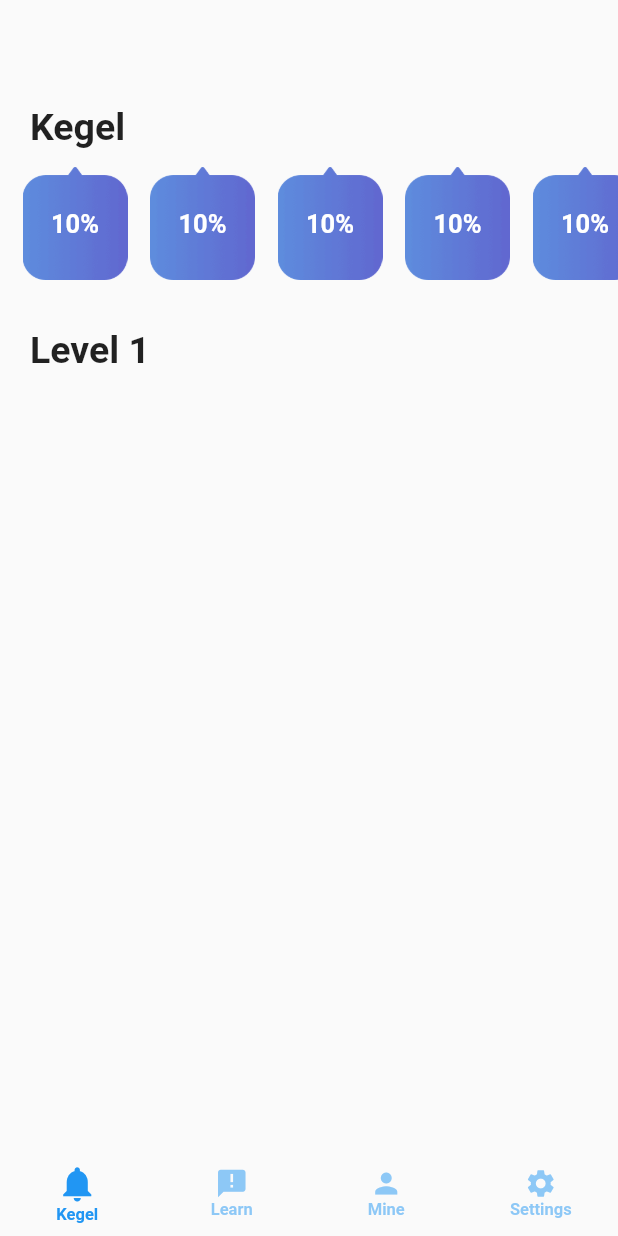
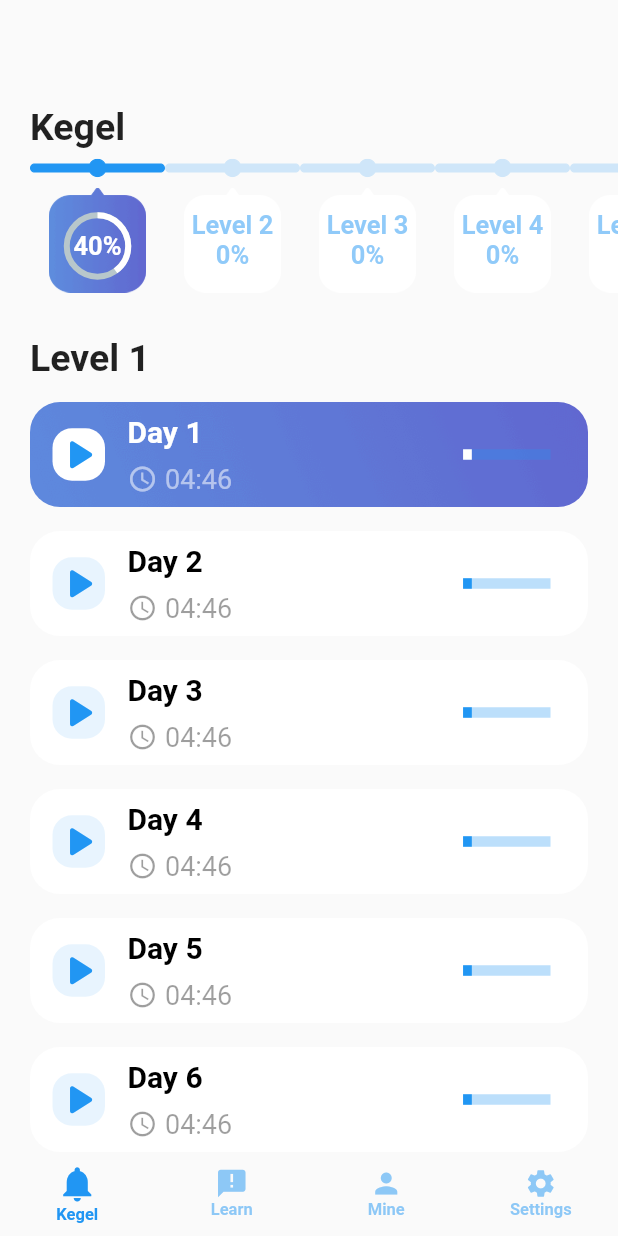
Before and after one commit to bobga/kegel_flutter_app, a Flutter app: the screen it shows after launch, on a phone screen of 412 x 824 dp. Run offline on Flutter 3.47's test engine with Material 2 defaults, Android fonts, the phone set to English and light mode, and no system bars; drawn by our look-alikes of percent_indicator; our stand-ins replace carousel_slider, dots_indicator, flutter_svg, mvc_pattern; missing offline and left inert: global_configuration.

Commit message:
Kegel commit step 2

```diff
--- a/lib/pages/KegelWidget.dart
+++ b/lib/pages/KegelWidget.dart
@@ -1,4 +1,6 @@
 import 'package:flutter/material.dart';
+import 'package:flutter_svg/flutter_svg.dart';
+import 'package:percent_indicator/percent_indicator.dart';
 
 class KegelWidget extends StatefulWidget {
   final GlobalKey<ScaffoldState> parentScaffoldKey;
@@ -8,16 +10,142 @@ class KegelWidget extends StatefulWidget {
 }
 
 class _KegelWidgetState extends State<KegelWidget> {
+  int _selectLevel = 0;
+  int _selectDay = 0;
+
+  @override
+  void initState() {
+    super.initState();
+  }
+
   @override
   Widget build(BuildContext context) {
     final screenSize = MediaQuery.of(context).size;
     return Scaffold(
       body: Stack(
         children: [
+          Container(
+            padding: EdgeInsets.only(
+              top: 260,
+            ),
+            child: ListView.builder(
+              itemCount: 10,
+              itemBuilder: (BuildContext context, int index) {
+                return Padding(
+                  padding: const EdgeInsets.symmetric(
+                    horizontal: 20,
+                    vertical: 8,
+                  ),
+                  child: Container(
+                    padding: EdgeInsets.symmetric(
+                      horizontal: 15,
+                    ),
+                    height: 70,
+                    width: screenSize.width * 0.8,
+                    decoration: _selectDay == index
+                        ? BoxDecoration(
+                            borderRadius: BorderRadius.circular(20),
+                            image: DecorationImage(
+                              image: AssetImage(
+                                "assets/img/bg_learn_card1_blue.png",
+                              ),
+                              fit: BoxFit.cover,
+                            ),
+                          )
+                        : BoxDecoration(
+                            borderRadius: BorderRadius.circular(20),
+                            color: Colors.white,
+                          ),
+                    child: Row(
+                      mainAxisAlignment: MainAxisAlignment.spaceBetween,
+                      crossAxisAlignment: CrossAxisAlignment.center,
+                      children: [
+                        Row(
+                          children: [
+                            Container(
+                              decoration: BoxDecoration(
+                                borderRadius: BorderRadius.circular(13),
+                                color: _selectDay == index
+                                    ? Colors.white
+                                    : Theme.of(context)
+                                        .primaryColor
+                                        .withOpacity(0.1),
+                              ),
+                              child: Icon(
+                                Icons.play_arrow_rounded,
+                                size: 35,
+                                color: Theme.of(context).primaryColor,
+                              ),
+                            ),
+                            SizedBox(
+                              width: 15,
+                            ),
+                            Column(
+                              crossAxisAlignment: CrossAxisAlignment.start,
+                              mainAxisAlignment: MainAxisAlignment.center,
+                              children: [
+                                Text(
+                                  "Day ${index + 1}",
+                                  style: TextStyle(
+                                    color: _selectDay == index
+                                        ? Colors.white
+                                        : Colors.black,
+                                    fontSize: 20,
+                                    fontWeight: FontWeight.bold,
+                                  ),
+                                ),
+                                SizedBox(
+                                  height: 10,
+                                ),
+                                Row(
+                                  children: [
+                                    Icon(
+                                      Icons.schedule,
+                                      color: _selectDay == index
+                                          ? Colors.white54
+                                          : Colors.black38,
+                                      size: 20,
+                                    ),
+                                    SizedBox(
+                                      width: 5,
+                                    ),
+                                    Text(
+                                      "04:46",
+                                      style: TextStyle(
+                                        color: _selectDay == index
+                                            ? Colors.white54
+                                            : Colors.black38,
+                                        fontSize: 18,
+                                      ),
+                                    ),
+                                  ],
+                                )
+                              ],
+                            ),
+                          ],
+                        ),
+                        Container(
+                          child: LinearPercentIndicator(
+                            width: screenSize.width * 0.19,
+                            lineHeight: 7.0,
+                            percent: 0.1,
+                            backgroundColor:
+                                Theme.of(context).primaryColor.withOpacity(0.3),
+                            progressColor: _selectDay == index
+                                ? Colors.white
+                                : Theme.of(context).primaryColor,
+                          ),
+                        ),
+                      ],
+                    ),
+                  ),
+                );
+              },
+            ),
+          ),
           Positioned(
             top: 0,
-            child: Container(
-              height: screenSize.height / 3,
+            height: 260,
             width: screenSize.width,
             // color: Colors.blue,
             child: Column(
@@ -27,6 +155,7 @@ class _KegelWidgetState extends State<KegelWidget> {
                   padding: const EdgeInsets.only(
                     top: 70,
                     left: 20,
+                    bottom: 5,
                   ),
                   child: Text(
                     "Kegel",
@@ -39,13 +168,40 @@ class _KegelWidgetState extends State<KegelWidget> {
                 Container(
                   width: screenSize.width,
                   height: 100,
-                    child: ListView(
-                      // This next line does the trick.
+                  child: ListView.builder(
                     scrollDirection: Axis.horizontal,
-                      children: <Widget>[
-                        Padding(
-                          padding: const EdgeInsets.only(left: 15.0),
-                          child: Container(
+                    itemCount: 10,
+                    itemBuilder: (BuildContext context, int index) {
+                      return InkWell(
+                        onTap: () {
+                          setState(() {
+                            _selectLevel = index;
+                          });
+                        },
+                        child: Padding(
+                          padding: index == 0
+                              ? EdgeInsets.only(left: 20)
+                              : index == 9
+                                  ? EdgeInsets.only(right: 20)
+                                  : EdgeInsets.zero,
+                          child: Column(
+                            children: [
+                              SizedBox(
+                                width: 90,
+                                child: SvgPicture.asset(
+                                  "assets/img/progressbar.svg",
+                                  color: _selectDay >= index
+                                      ? Theme.of(context).primaryColor
+                                      : Theme.of(context)
+                                          .primaryColor
+                                          .withOpacity(0.2),
+                                ),
+                              ),
+                              SizedBox(
+                                height: 5,
+                              ),
+                              _selectLevel == index
+                                  ? Container(
                                       height: 70,
                                       width: 70,
                                       decoration: BoxDecoration(
@@ -57,243 +213,57 @@ class _KegelWidgetState extends State<KegelWidget> {
                                         ),
                                       ),
                                       child: Center(
-                              child: Text(
-                                "10%",
+                                        child: Padding(
+                                          padding:
+                                              const EdgeInsets.only(top: 8.0),
+                                          child: CircularPercentIndicator(
+                                            radius: 45.0,
+                                            lineWidth: 4.0,
+                                            percent: 0.4,
+                                            center: Text(
+                                              "40%",
                                               style: TextStyle(
                                                 color: Colors.white,
                                                 fontWeight: FontWeight.bold,
                                                 fontSize: 17,
                                               ),
                                             ),
+                                            progressColor: Colors.white,
                                           ),
                                         ),
                                       ),
-                        Padding(
-                          padding: const EdgeInsets.only(left: 15.0),
-                          child: Container(
+                                    )
+                                  : Container(
                                       height: 70,
                                       width: 70,
                                       decoration: BoxDecoration(
                                         image: DecorationImage(
                                           image: AssetImage(
-                                  "assets/img/bg_level_select_blue.png",
+                                            "assets/img/bg_level.png",
                                           ),
                                           fit: BoxFit.contain,
                                         ),
                                       ),
                                       child: Center(
                                         child: Text(
-                                "10%",
+                                          "Level ${index + 1} \n"
+                                          "0%",
+                                          textAlign: TextAlign.center,
                                           style: TextStyle(
-                                  color: Colors.white,
+                                            color: Theme.of(context)
+                                                .primaryColor
+                                                .withOpacity(0.5),
+                                            fontSize: 17,
                                             fontWeight: FontWeight.bold,
-                                  fontSize: 17,
-                                ),
-                              ),
-                            ),
-                          ),
-                        ),
-                        Padding(
-                          padding: const EdgeInsets.only(left: 15.0),
-                          child: Container(
-                            height: 70,
-                            width: 70,
-                            decoration: BoxDecoration(
-                              image: DecorationImage(
-                                image: AssetImage(
-                                  "assets/img/bg_level_select_blue.png",
-                                ),
-                                fit: BoxFit.contain,
-                              ),
-                            ),
-                            child: Center(
-                              child: Text(
-                                "10%",
-                                style: TextStyle(
-                                  color: Colors.white,
-                                  fontWeight: FontWeight.bold,
-                                  fontSize: 17,
-                                ),
-                              ),
-                            ),
-                          ),
-                        ),
-                        Padding(
-                          padding: const EdgeInsets.only(left: 15.0),
-                          child: Container(
-                            height: 70,
-                            width: 70,
-                            decoration: BoxDecoration(
-                              image: DecorationImage(
-                                image: AssetImage(
-                                  "assets/img/bg_level_select_blue.png",
-                                ),
-                                fit: BoxFit.contain,
-                              ),
-                            ),
-                            child: Center(
-                              child: Text(
-                                "10%",
-                                style: TextStyle(
-                                  color: Colors.white,
-                                  fontWeight: FontWeight.bold,
-                                  fontSize: 17,
-                                ),
-                              ),
-                            ),
-                          ),
-                        ),
-                        Padding(
-                          padding: const EdgeInsets.only(left: 15.0),
-                          child: Container(
-                            height: 70,
-                            width: 70,
-                            decoration: BoxDecoration(
-                              image: DecorationImage(
-                                image: AssetImage(
-                                  "assets/img/bg_level_select_blue.png",
-                                ),
-                                fit: BoxFit.contain,
-                              ),
-                            ),
-                            child: Center(
-                              child: Text(
-                                "10%",
-                                style: TextStyle(
-                                  color: Colors.white,
-                                  fontWeight: FontWeight.bold,
-                                  fontSize: 17,
-                                ),
-                              ),
-                            ),
-                          ),
-                        ),
-                        Padding(
-                          padding: const EdgeInsets.only(left: 15.0),
-                          child: Container(
-                            height: 70,
-                            width: 70,
-                            decoration: BoxDecoration(
-                              image: DecorationImage(
-                                image: AssetImage(
-                                  "assets/img/bg_level_select_blue.png",
-                                ),
-                                fit: BoxFit.contain,
-                              ),
-                            ),
-                            child: Center(
-                              child: Text(
-                                "10%",
-                                style: TextStyle(
-                                  color: Colors.white,
-                                  fontWeight: FontWeight.bold,
-                                  fontSize: 17,
-                                ),
-                              ),
-                            ),
-                          ),
-                        ),
-                        Padding(
-                          padding: const EdgeInsets.only(left: 15.0),
-                          child: Container(
-                            height: 70,
-                            width: 70,
-                            decoration: BoxDecoration(
-                              image: DecorationImage(
-                                image: AssetImage(
-                                  "assets/img/bg_level_select_blue.png",
-                                ),
-                                fit: BoxFit.contain,
-                              ),
-                            ),
-                            child: Center(
-                              child: Text(
-                                "10%",
-                                style: TextStyle(
-                                  color: Colors.white,
-                                  fontWeight: FontWeight.bold,
-                                  fontSize: 17,
-                                ),
-                              ),
-                            ),
-                          ),
-                        ),
-                        Padding(
-                          padding: const EdgeInsets.only(left: 15.0),
-                          child: Container(
-                            height: 70,
-                            width: 70,
-                            decoration: BoxDecoration(
-                              image: DecorationImage(
-                                image: AssetImage(
-                                  "assets/img/bg_level_select_blue.png",
-                                ),
-                                fit: BoxFit.contain,
-                              ),
-                            ),
-                            child: Center(
-                              child: Text(
-                                "10%",
-                                style: TextStyle(
-                                  color: Colors.white,
-                                  fontWeight: FontWeight.bold,
-                                  fontSize: 17,
-                                ),
-                              ),
-                            ),
-                          ),
-                        ),
-                        Padding(
-                          padding: const EdgeInsets.only(left: 15.0),
-                          child: Container(
-                            height: 70,
-                            width: 70,
-                            decoration: BoxDecoration(
-                              image: DecorationImage(
-                                image: AssetImage(
-                                  "assets/img/bg_level_select_blue.png",
-                                ),
-                                fit: BoxFit.contain,
-                              ),
-                            ),
-                            child: Center(
-                              child: Text(
-                                "10%",
-                                style: TextStyle(
-                                  color: Colors.white,
-                                  fontWeight: FontWeight.bold,
-                                  fontSize: 17,
-                                ),
-                              ),
-                            ),
-                          ),
-                        ),
-                        Padding(
-                          padding: const EdgeInsets.only(left: 15.0),
-                          child: Container(
-                            height: 70,
-                            width: 70,
-                            decoration: BoxDecoration(
-                              image: DecorationImage(
-                                image: AssetImage(
-                                  "assets/img/bg_level_select_blue.png",
-                                ),
-                                fit: BoxFit.contain,
-                              ),
-                            ),
-                            child: Center(
-                              child: Text(
-                                "10%",
-                                style: TextStyle(
-                                  color: Colors.white,
-                                  fontWeight: FontWeight.bold,
-                                  fontSize: 17,
-                                ),
                                           ),
                                         ),
                                       ),
                                     ),
                             ],
+                          ),
+                        ),
+                      );
+                    },
                   ),
                 ),
                 Padding(
@@ -302,7 +272,7 @@ class _KegelWidgetState extends State<KegelWidget> {
                     left: 20,
                   ),
                   child: Text(
-                      "Level 1",
+                    "Level ${_selectLevel + 1}",
                     style: TextStyle(
                       fontWeight: FontWeight.bold,
                       fontSize: 25,
@@ -312,7 +282,6 @@ class _KegelWidgetState extends State<KegelWidget> {
               ],
             ),
           ),
-          ),
         ],
       ),
     );
--- a/pubspec.yaml
+++ b/pubspec.yaml
@@ -30,9 +30,10 @@ dependencies:
   # Use with the CupertinoIcons class for iOS style icons.
   cupertino_icons: ^1.0.0
   mvc_pattern: 6.3.0
+  percent_indicator: ^2.1.9+1
   carousel_slider: ^3.0.0
   dots_indicator: ^1.2.0
-
+  flutter_svg: ^0.19.0
   intl: ^0.16.1
   global_configuration: ^1.6.0
 dev_dependencies:
```
Also changed, not shown: assets/img/bg_learn_card1_blue.png (added), assets/img/bg_learn_card1_green.png (added), assets/img/bg_learn_card1_pink.png (added), assets/img/bg_learn_card1_purple.png (added), assets/img/progressbar.svg (added), pubspec.lock. Lines whose indentation alone changed are shown as unchanged.
